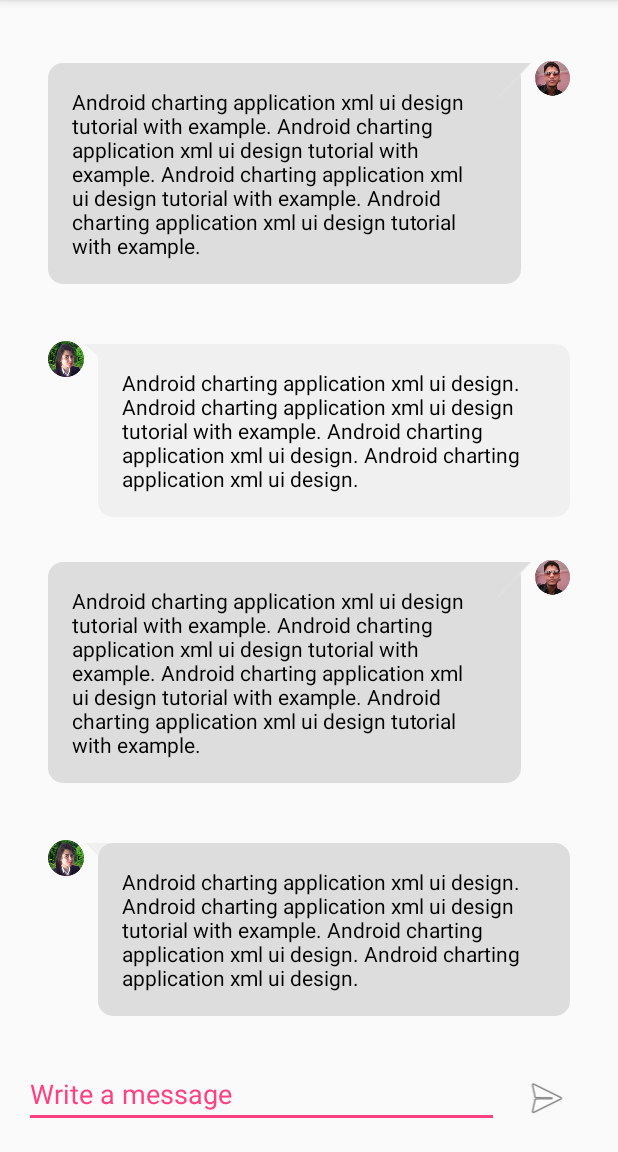
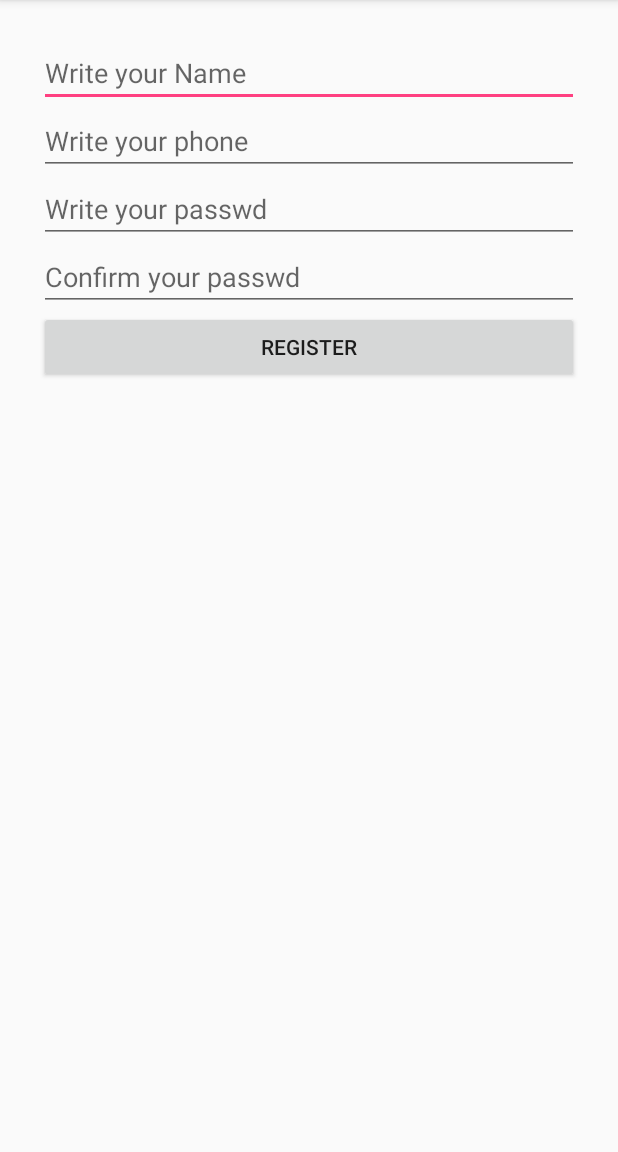
Before and after one commit to williamgdev/Messenger, an Android app: the screen it shows after launch (MainActivity), on a phone screen of 412 x 824 dp, the part 84-1236 px from its top. Run offline under Robolectric (Android 15) with nearby library versions, the phone set to English and light mode, and no system bars; our stand-ins replace Firebase (no records; nobody signed in at launch, a user with empty details on screens opened directly).

Commit message:
Add User Fragment and fix Singleton RegisterUser

```diff
--- a/app/build.gradle
+++ b/app/build.gradle
@@ -31,8 +31,11 @@ dependencies {
     })
     compile 'com.android.support:appcompat-v7:24.2.1'
     compile 'com.google.firebase:firebase-database:10.0.1'
+    compile 'com.android.support:support-v4:24.2.1'
     testCompile 'junit:junit:4.12'
 }
 
 
+
+
 apply plugin: 'com.google.gms.google-services'
--- a/app/src/main/java/com/adnroid/devcuba/messengerproject/MainActivity.java
+++ b/app/src/main/java/com/adnroid/devcuba/messengerproject/MainActivity.java
@@ -4,16 +4,33 @@ import android.os.Bundle;
 import android.support.v7.app.AppCompatActivity;
 
 import com.adnroid.devcuba.messengerproject.firebase.RegisterUser;
+import com.adnroid.devcuba.messengerproject.firebase.User;
+import com.adnroid.devcuba.messengerproject.fragment.UserFragment;
 
-public class MainActivity extends AppCompatActivity {
+public class MainActivity extends AppCompatActivity implements UserFragment.OnRegisterUserListener{
 
     private static final String TAG = "MainActivity";
+    RegisterUser registerUser = RegisterUser.getInstance();
+    UserFragment userFragment;
 
     @Override
     protected void onCreate(Bundle savedInstanceState) {
         super.onCreate(savedInstanceState);
         setContentView(R.layout.activity_main);
-        RegisterUser registerUser = RegisterUser.getInstance();
+        userFragment = new UserFragment();
+        getSupportFragmentManager()
+                .beginTransaction()
+                .replace(R.id.main_layout, userFragment)
+                .commit();
+    }
 
+    @Override
+    public void onFragmentInteraction(User user) {
+        if(registerUser.saveUser(user)){
+            getSupportFragmentManager()
+                    .beginTransaction()
+                    .remove(userFragment)
+                    .commit();
+        }
     }
 }
--- a/app/src/main/java/com/adnroid/devcuba/messengerproject/firebase/RegisterUser.java
+++ b/app/src/main/java/com/adnroid/devcuba/messengerproject/firebase/RegisterUser.java
@@ -22,22 +22,12 @@ public class RegisterUser {
     private RegisterUser(){}
 
     public static RegisterUser getInstance(){
-        saveUser(new User(
-                "Willy",
-                "1 111 1111",
-                "123"
-        ));
-        saveUser(new User(
-                "Yendry",
-                "5 555 5555",
-                "123"
-        ));
         loadUsers();
         return instance;
     }
 
-    public static void saveUser(User user){
-        myRef.child(user.getPhone()).setValue(user);
+    public static boolean saveUser(User user){
+        return myRef.child(user.getPhone()).setValue(user) != null;
     }
 
     public static void loadUsers(){
--- /dev/null
+++ b/app/src/main/java/com/adnroid/devcuba/messengerproject/fragment/UserFragment.java
@@ -0,0 +1,77 @@
+package com.adnroid.devcuba.messengerproject.fragment;
+
+
+import android.content.Context;
+import android.os.Bundle;
+import android.support.v4.app.Fragment;
+import android.view.LayoutInflater;
+import android.view.View;
+import android.view.ViewGroup;
+import android.widget.Button;
+import android.widget.EditText;
+import android.widget.Toast;
+
+import com.adnroid.devcuba.messengerproject.R;
+import com.adnroid.devcuba.messengerproject.firebase.User;
+
+public class UserFragment extends Fragment {
+
+    private OnRegisterUserListener mListener;
+    Button bRegister;
+    EditText txtName, txtPhone, txtPasswd, txtConfirmPasswd;
+
+    public UserFragment() {
+        // Required empty public constructor
+    }
+
+
+    @Override
+    public View onCreateView(LayoutInflater inflater, ViewGroup container,
+                             Bundle savedInstanceState) {
+
+        final View view = inflater.inflate(R.layout.user_register, container, false);
+        bRegister = (Button) view.findViewById(R.id.user_register_button_register);
+        txtName = (EditText) view.findViewById(R.id.user_register_txtname);
+        txtPhone = (EditText) view.findViewById(R.id.user_register_txtphone);
+        txtPasswd = (EditText) view.findViewById(R.id.user_register_txtpasswd);
+        txtConfirmPasswd = (EditText) view.findViewById(R.id.user_register_txtpasswdconfirm);
+        bRegister.setOnClickListener(new View.OnClickListener() {
+            @Override
+            public void onClick(View v) {
+                if (txtPasswd.getText().toString().equals(txtConfirmPasswd.getText().toString())){
+                    User user = new User(
+                            txtName.getText().toString(),
+                            txtPhone.getText().toString(),
+                            txtPasswd.getText().toString()
+                    );
+                    mListener.onFragmentInteraction(user);
+                }
+                else
+                    Toast.makeText(view.getContext(), "Please check your password", Toast.LENGTH_SHORT).show();
+            }
+        });
+        return view;
+    }
+
+    @Override
+    public void onAttach(Context context) {
+        super.onAttach(context);
+        if (context instanceof OnRegisterUserListener) {
+            mListener = (OnRegisterUserListener) context;
+        } else {
+            throw new RuntimeException(context.toString()
+                    + " must implement OnRegisterUserListener");
+        }
+    }
+
+    @Override
+    public void onDetach() {
+        super.onDetach();
+        mListener = null;
+    }
+
+    public interface OnRegisterUserListener {
+        // TODO: Update argument type and name
+        void onFragmentInteraction(User user);
+    }
+}
--- a/app/src/main/res/layout/activity_main.xml
+++ b/app/src/main/res/layout/activity_main.xml
@@ -15,7 +15,5 @@
         android:layout_width="match_parent"
         android:layout_height="match_parent"
         android:id="@+id/main_layout"
-        android:orientation="vertical">
-        <include layout="@layout/messages_fragment"/>
-        </LinearLayout>
+        android:orientation="vertical"/>
 </LinearLayout>
--- a/app/src/main/res/values/strings.xml
+++ b/app/src/main/res/values/strings.xml
@@ -1,3 +1,6 @@
 <resources>
     <string name="app_name">Messengerproject</string>
+
+    <!-- TODO: Remove or change this placeholder text -->
+    <string name="hello_blank_fragment">Hello blank fragment</string>
 </resources>
```
Also changed, not shown: app/src/main/res/layout/fragment_blank.xml (added, +13 -0 lines).
